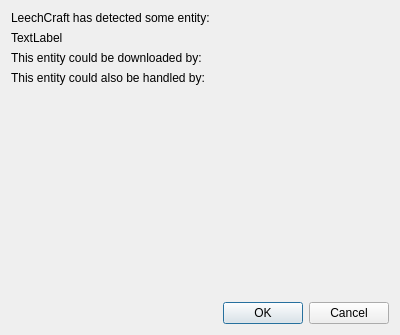
Qt form src/handlerchoicedialog.ui (0xd34df00d/leechcraft) before a commit.
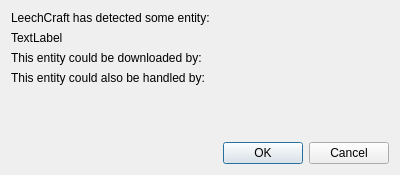
The same form after that commit.

Commit message: + Core: Show files in the dir dialog in the gotEntity.

Diff of the .ui file:
```diff
--- a/src/handlerchoicedialog.ui
+++ b/src/handlerchoicedialog.ui
@@ -6,7 +6,7 @@
     <x>0</x>
     <y>0</y>
     <width>400</width>
-    <height>335</height>
+    <height>175</height>
    </rect>
   </property>
   <property name="windowTitle" >
```
The commit also changes 1 other file.
